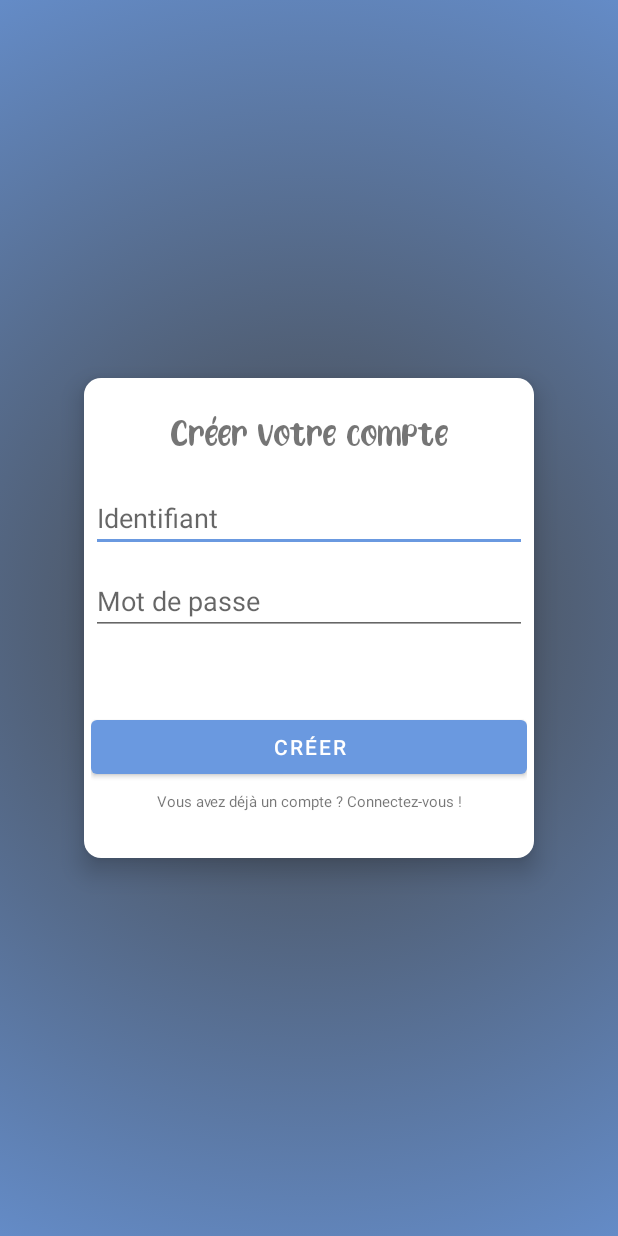
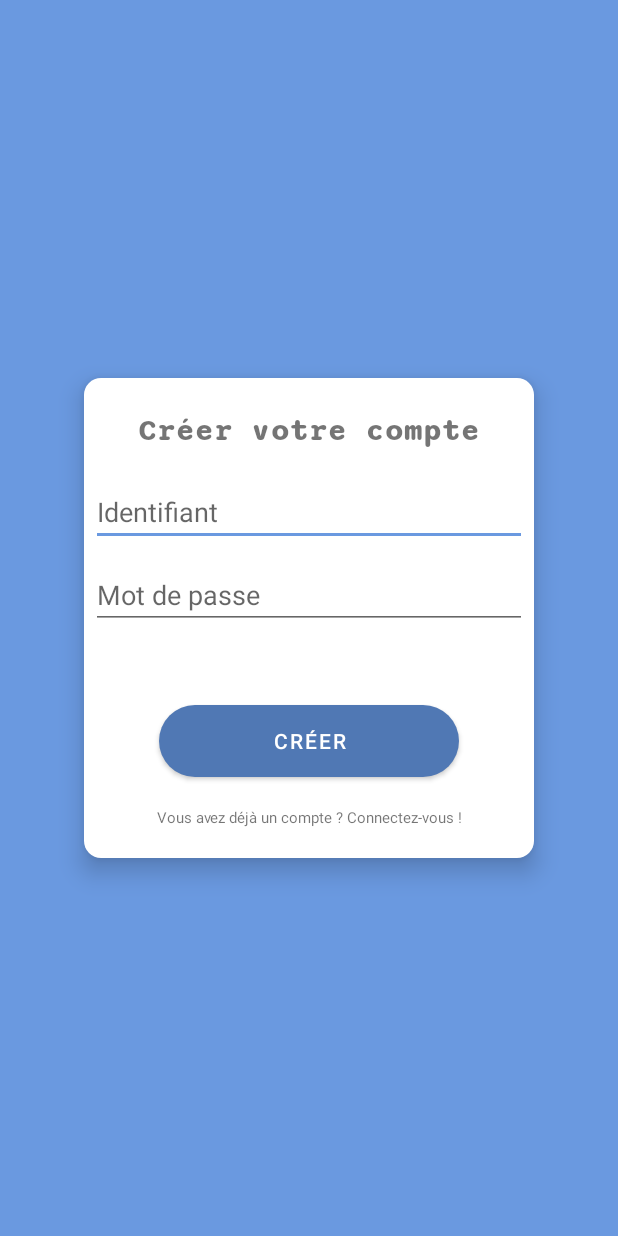
Before and after one commit to Royal27950/SuperQuiz, an Android app: the screen it shows after launch (Create), after a tap on "Vous êtes nouveau ? Créez un compte !", on a phone screen of 412 x 824 dp. Run offline under Robolectric (Android 15) with nearby library versions, the phone set to English and light mode, and no system bars; our stand-ins replace Firebase (no records; nobody signed in at launch, a user with empty details on screens opened directly); Roboto replaces fonts that are not available here; 2 other taps on this screen came first.

Commit message:
new font

```diff
--- a/app/src/main/res/drawable/formebtn.xml
+++ b/app/src/main/res/drawable/formebtn.xml
@@ -8,7 +8,8 @@
         </solid>
 
         <stroke
-            android:color="@color/black" >
+            android:color="@color/black"
+            android:background="@color/bluebtn">
         </stroke>
 
         <padding
--- a/app/src/main/res/layout/activity_connect.xml
+++ b/app/src/main/res/layout/activity_connect.xml
@@ -25,7 +25,7 @@
             android:id="@+id/textView"
             android:layout_width="match_parent"
             android:layout_height="wrap_content"
-            android:fontFamily="@font/lemon_friday"
+            android:fontFamily="@font/sono"
             android:text="@string/login"
             android:layout_marginTop="15dp"
             android:textAlignment="center"
--- a/app/src/main/res/layout/activity_create.xml
+++ b/app/src/main/res/layout/activity_create.xml
@@ -5,7 +5,7 @@
     android:layout_width="match_parent"
     android:layout_height="match_parent"
     tools:context=".Create"
-    android:background="@drawable/background_gradient"
+    android:background="@color/blue"
     android:screenOrientation="portrait">
 
     <LinearLayout
@@ -23,7 +23,7 @@
             android:id="@+id/textView"
             android:layout_width="match_parent"
             android:layout_height="wrap_content"
-            android:fontFamily="@font/lemon_friday"
+            android:fontFamily="@font/sono"
             android:textAlignment="center"
             android:text="@string/createYourAccount"
             android:layout_marginTop="15dp"
@@ -59,10 +59,12 @@
 
         <Button
             android:id="@+id/createButton"
-            android:layout_width="match_parent"
+            android:layout_width="200dp"
             android:layout_height="wrap_content"
             android:text="@string/create"
-            android:layout_marginTop="15dp"/>
+            android:layout_marginTop="15dp"
+            android:layout_gravity="center"
+            android:background="@drawable/formebtn"/>
 
         <TextView
             android:id="@+id/loginText"
@@ -72,7 +74,7 @@
             android:textSize="10sp"
             android:text="@string/alreadyAccount"
             android:textAlignment="center"
-            android:layout_marginTop="5dp"
+            android:layout_marginTop="20dp"
             android:onClick="connect"/>
     </LinearLayout>
 
--- a/app/src/main/res/values/colors.xml
+++ b/app/src/main/res/values/colors.xml
@@ -9,4 +9,5 @@
     <color name="white">#FFFFFFFF</color>
     <color name="blue">#6A99E0</color>
     <color name="grey">#454545</color>
+    <color name="bluebtn">#5078B4</color>
 </resources>
--- a/app/src/main/res/values/themes.xml
+++ b/app/src/main/res/values/themes.xml
@@ -2,13 +2,13 @@
     <!-- Base application theme. -->
     <style name="Theme.SuperQuiz" parent="Theme.MaterialComponents.DayNight.NoActionBar">
         <!-- Primary brand color. -->
-        <item name="colorPrimary">@color/blue</item>
+        <item name="colorPrimary">@color/bluebtn</item>
         <item name="colorPrimaryVariant">@color/grey</item>
         <item name="colorOnPrimary">@color/white</item>
         <!-- Secondary brand color. -->
         <item name="colorSecondary">@color/blue</item>
-        <item name="colorSecondaryVariant">@color/blue</item>
-        <item name="colorOnSecondary">@color/blue</item>
+        <item name="colorSecondaryVariant">@color/bluebtn</item>
+        <item name="colorOnSecondary">@color/bluebtn</item>
         <!-- Status bar color. -->
         <item name="android:statusBarColor" tools:targetApi="l">?attr/colorPrimaryVariant</item>
         <!-- Customize your theme here. -->
```
Also changed, not shown: app/src/main/res/font/sono.ttf (added).
